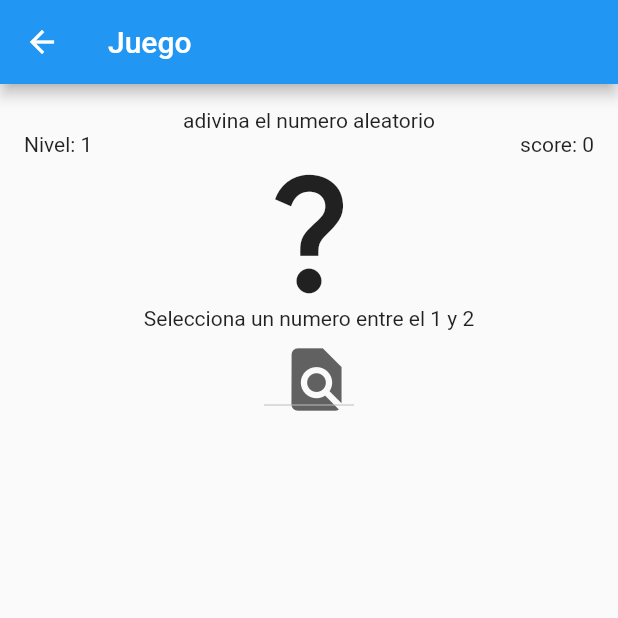
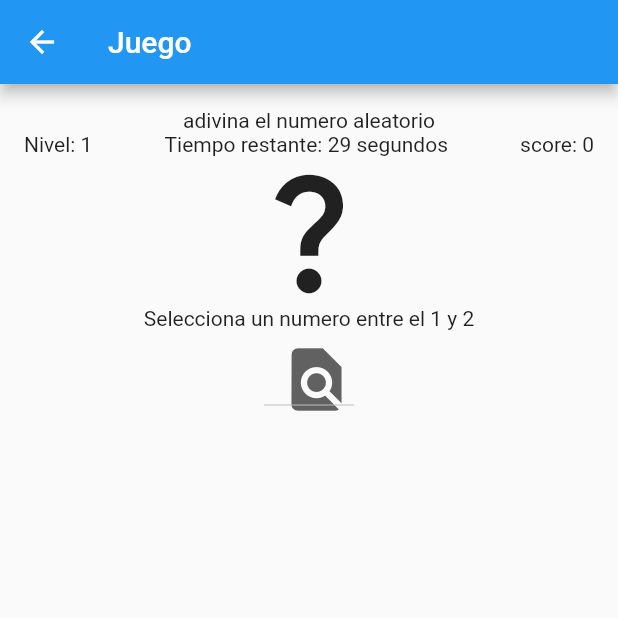
Before and after one commit to Edgarzerocool/practica_dos, a Flutter app: the Juego screen opened directly, after a tap on "EMPEZAR", on a phone screen of 412 x 824 dp, the top half of it. Run offline on Flutter 3.47's test engine with Material 2 defaults, Android fonts, the phone set to English and light mode, and no system bars.

Commit message:
cambios en vista

```diff
--- a/lib/juego.dart
+++ b/lib/juego.dart
@@ -1,3 +1,5 @@
+import 'dart:async';
+
 import 'package:flutter/material.dart';
 import 'dart:math';
 
@@ -14,6 +16,27 @@ class JuegoState extends State<Juego> {
   int nivel = 2,score = 0;
   Random random = Random();
   List items = ["1","2"];
+  late Timer _timer;
+  int _start = 30;
+
+  startTimer() {
+    const oneSec = Duration(seconds: 1);
+    _timer = Timer.periodic(
+      oneSec,
+          (Timer timer) {
+        if (_start == 0) {
+          setState(() {
+            timer.cancel();
+          });
+        } else {
+          setState(() {
+            _start--;
+          });
+        }
+      },
+    );
+  }
+
   @override
   Widget build(BuildContext context) {
     int numeroSecreto = random.nextInt(nivel);
@@ -27,11 +50,28 @@ class JuegoState extends State<Juego> {
         padding: const EdgeInsets.all(16.0),
         child: Column(
           children: [
+            Visibility(
+              visible: _start == 0,
+              child: AlertDialog(
+                title: const Text("Finalizo el tiempo"),
+                content: Column(
+                  children: [
+                    Text("Nivel alcanzado: ${nivel-1}"),
+                    Text("Score alcanzado: $score"),
+                  ],
+                ),
+                actions: const [
+                  TextButton(onPressed: null, child: Text("Salir")),
+                  TextButton(onPressed: null, child: Text("Reiniciar"))
+                ],
+              ),
+            ),
             const Text("adivina el numero aleatorio"),
             Row(
               mainAxisAlignment: MainAxisAlignment.spaceBetween,
               children: [
                 Text("Nivel: ${nivel-1}"),
+                Text("Tiempo restante: $_start segundos"),
                 Text("score: $score"),
               ],
             ),
@@ -39,6 +79,7 @@ class JuegoState extends State<Juego> {
               visible: !empezo,
               child: OutlinedButton(
                   onPressed: (){
+                    startTimer();
                     setState(() {
                       empezo = true;
                     });
@@ -75,6 +116,22 @@ class JuegoState extends State<Juego> {
           ],
         ),
       ),
+      floatingActionButton: Visibility(
+        visible: _start == 0,
+        child: AlertDialog(
+          title: const Text("Finalizo el tiempo"),
+          content: Column(
+            children: [
+              Text("Nivel alcanzado: ${nivel-1}"),
+              Text("Score alcanzado: $score"),
+            ],
+          ),
+          actions: const [
+            TextButton(onPressed: null, child: Text("Salir")),
+            TextButton(onPressed: null, child: Text("Reiniciar"))
+          ],
+        ),
+      ),
     );
   }
 
--- a/lib/main.dart
+++ b/lib/main.dart
@@ -53,13 +53,13 @@ class _MyHomePageState extends State<MyHomePage> {
               child: Column(
                 children: [
                   TextField(
-                    decoration: InputDecoration(helperText: "ingrese su usuario"),
+                    decoration: const InputDecoration(helperText: "ingrese su usuario"),
                     onChanged: (value){
                       usarName = value;
                     },
                   ),
                   TextField(
-                    decoration: InputDecoration(helperText: "ingrese su pin"),
+                    decoration: const InputDecoration(helperText: "ingrese su pin"),
                     keyboardType: TextInputType.number,
                     maxLength: 6,
                     onChanged: (value){
@@ -70,7 +70,7 @@ class _MyHomePageState extends State<MyHomePage> {
                     onPressed: (){
                       validarLogin(usarName, pin, context);
                     },
-                    child: Text("INGRESAR"),
+                    child: const Text("INGRESAR"),
                   ),
                 ],
               ),
```
